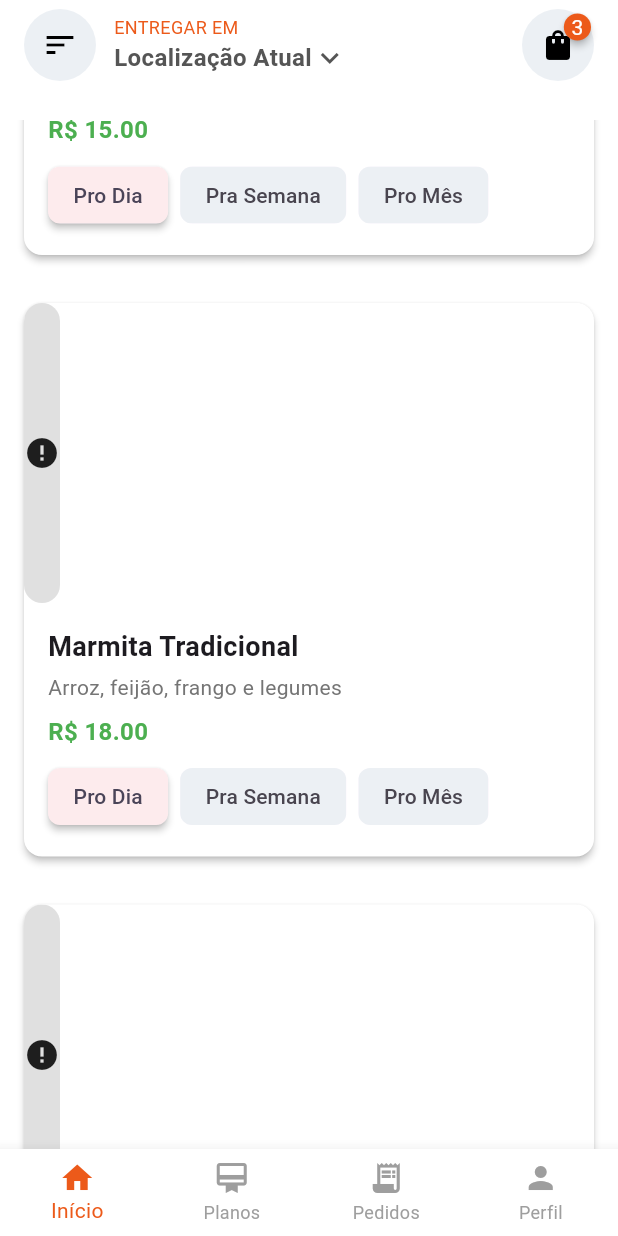
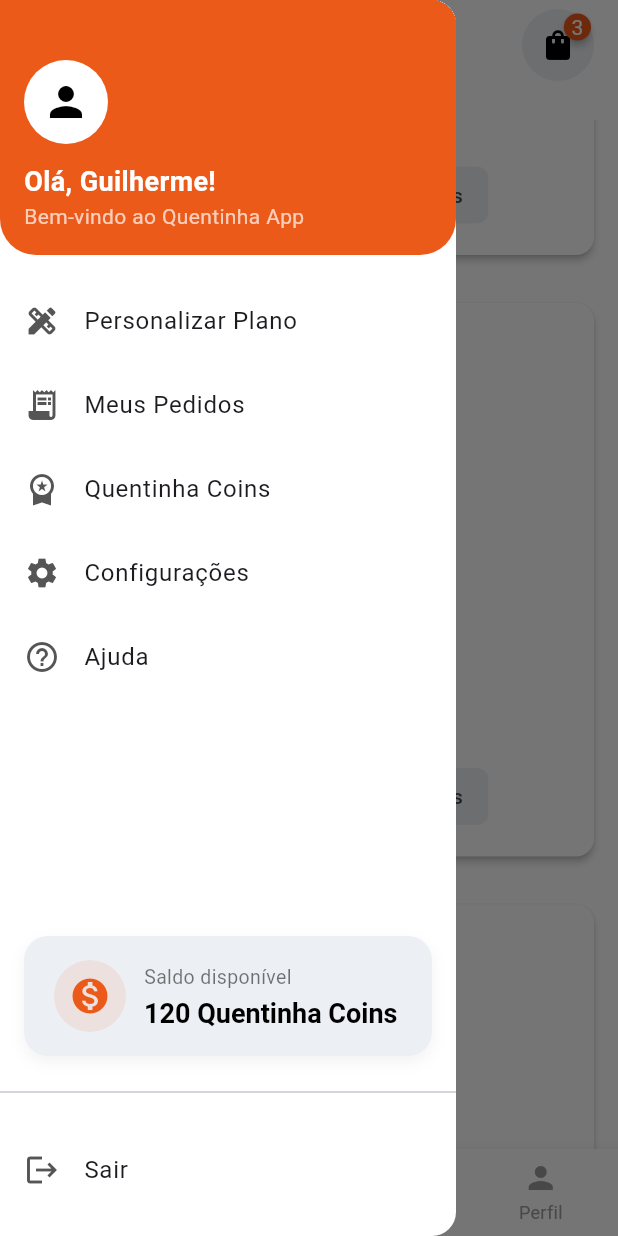
Before and after one commit to GuiRuizz/quentinha-app, a Flutter app: the HomePage screen opened by its route, scrolled down 576 dp, after a tap on the "sort" icon, on a phone screen of 412 x 824 dp. Run offline on Flutter 3.47's test engine with Material 3 defaults, Android fonts, the phone set to English and light mode, and no system bars; drawn by our look-alikes of badges; our stand-ins replace flutter_svg, go_router, google_fonts, introduction_screen, logger, shared_preferences; accounts and stored records are empty; network calls fail.

Commit message:
feat: adicionado o drawer

```diff
--- a/lib/presentation/components/app_bar_widget.dart
+++ b/lib/presentation/components/app_bar_widget.dart
@@ -28,6 +28,7 @@
                   icon: const Icon(Icons.sort, color: Colors.black),
                   onPressed: () {
                     AppLogger.i('Menu button pressed');
+                    Scaffold.of(context).openDrawer();
                   },
                 ),
               ),
--- /dev/null
+++ b/lib/presentation/components/drawer_widget.dart
@@ -0,0 +1,91 @@
+import 'package:flutter/material.dart';
+import 'package:go_router/go_router.dart';
+import 'package:quentinha_app/core/consts/routes_const.dart';
+import 'package:quentinha_app/core/consts/size_const.dart';
+import '../../core/consts/colors_const.dart';
+import 'saldo_coins_widget.dart';
+
+class AppDrawer extends StatelessWidget {
+  const AppDrawer({super.key});
+
+  @override
+  Widget build(BuildContext context) {
+    return Drawer(
+      backgroundColor: Colors.white,
+      child: SafeArea(
+        top: false,
+        child: Column(
+          children: [
+            /// Header
+            Container(
+              width: double.infinity,
+              padding: const EdgeInsets.all(16),
+              decoration: BoxDecoration(
+                color: AppColors.primary,
+                borderRadius: const BorderRadius.only(
+                  bottomLeft: Radius.circular(24),
+                  bottomRight: Radius.circular(24),
+                ),
+              ),
+              child: Column(
+                crossAxisAlignment: CrossAxisAlignment.start,
+                children: [
+                  24.h,
+                  CircleAvatar(
+                    radius: 28,
+                    backgroundColor: Colors.white,
+                    child: Icon(Icons.person, size: 32, color: Colors.black),
+                  ),
+                  SizedBox(height: 12),
+                  Text(
+                    'Olá, Guilherme!',
+                    style: TextStyle(
+                      color: Colors.white,
+                      fontSize: 18,
+                      fontWeight: FontWeight.bold,
+                    ),
+                  ),
+                  Text(
+                    'Bem-vindo ao Quentinha App',
+                    style: TextStyle(color: Colors.white70, fontSize: 14),
+                  ),
+                ],
+              ),
+            ),
+
+            16.h,
+
+            /// Itens do menu
+            _drawerItem(Icons.design_services, 'Personalizar Plano', () {}),
+            _drawerItem(Icons.receipt_long, 'Meus Pedidos', () {
+              context.go(AppNameRoutes.pedidos);
+            }),
+            _drawerItem(Icons.workspace_premium, 'Quentinha Coins', () {}),
+            _drawerItem(Icons.settings, 'Configurações', () {}),
+            _drawerItem(Icons.help_outline, 'Ajuda', () {}),
+
+            const Spacer(),
+            SaldoCoinsWidget(saldo: 120),
+
+            /// Logout
+            const Divider(),
+            16.h,
+            _drawerItem(Icons.logout, 'Sair', () {
+              context.go(AppNameRoutes.login);
+              //TODO: Implementar lógica de logout
+            }),
+            16.h,
+          ],
+        ),
+      ),
+    );
+  }
+
+  Widget _drawerItem(IconData icon, String title, VoidCallback onTap) {
+    return ListTile(
+      leading: Icon(icon, color: AppColors.textSecondary),
+      title: Text(title),
+      onTap: onTap,
+    );
+  }
+}
--- /dev/null
+++ b/lib/presentation/components/saldo_coins_widget.dart
@@ -0,0 +1,76 @@
+import 'package:flutter/material.dart';
+import '../../core/consts/colors_const.dart';
+
+class SaldoCoinsWidget extends StatelessWidget {
+  final int saldo;
+
+  const SaldoCoinsWidget({
+    super.key,
+    required this.saldo,
+  });
+
+  @override
+  Widget build(BuildContext context) {
+    return Container(
+      margin: const EdgeInsets.all(16),
+      padding: const EdgeInsets.symmetric(horizontal: 20, vertical: 16),
+      decoration: BoxDecoration(
+        color: AppColors.widgetBackgroundGrey,
+        borderRadius: BorderRadius.circular(16),
+        boxShadow: [
+          BoxShadow(
+            color: Colors.black.withOpacity(0.05),
+            blurRadius: 8,
+            offset: const Offset(0, 4),
+          ),
+        ],
+      ),
+      child: Row(
+        children: [
+          /// Ícone
+          Container(
+            padding: const EdgeInsets.all(10),
+            decoration: BoxDecoration(
+              color: AppColors.primary.withOpacity(0.1),
+              shape: BoxShape.circle,
+            ),
+            child: Icon(
+              Icons.monetization_on,
+              color: AppColors.primary,
+              size: 28,
+            ),
+          ),
+          const SizedBox(width: 12),
+
+          /// Texto
+          Column(
+            crossAxisAlignment: CrossAxisAlignment.start,
+            children: [
+              const Text(
+                'Saldo disponível',
+                style: TextStyle(
+                  fontSize: 13,
+                  color: Colors.black54,
+                ),
+              ),
+              const SizedBox(height: 4),
+              RichText(
+                text: TextSpan(
+                  style: const TextStyle(
+                    fontSize: 18,
+                    fontWeight: FontWeight.bold,
+                    color: Colors.black,
+                  ),
+                  children: [
+                    TextSpan(text: saldo.toString()),
+                    const TextSpan(text: ' Quentinha Coins'),
+                  ],
+                ),
+              ),
+            ],
+          ),
+        ],
+      ),
+    );
+  }
+}
--- a/lib/presentation/view/home_page.dart
+++ b/lib/presentation/view/home_page.dart
@@ -2,6 +2,7 @@
 import 'package:go_router/go_router.dart';
 import 'package:quentinha_app/core/consts/colors_const.dart';
 import 'package:quentinha_app/core/consts/size_const.dart';
+import 'package:quentinha_app/presentation/components/drawer_widget.dart';
 import '../../core/utils/date_time_utils.dart';
 import '../../data/models/marmita_model.dart';
 import '../components/app_bar_widget.dart';
@@ -58,7 +59,8 @@
     final double leftPadding = 16.0;
     final currentRoute = GoRouterState.of(context).uri.toString();
     return Scaffold(
-      backgroundColor: Colors.white,
+      drawer: const AppDrawer(),
+      backgroundColor: AppColors.background,
       bottomNavigationBar: BottomNavBar(currentRoute: currentRoute),
       body: SafeArea(
         child: Column(
```
